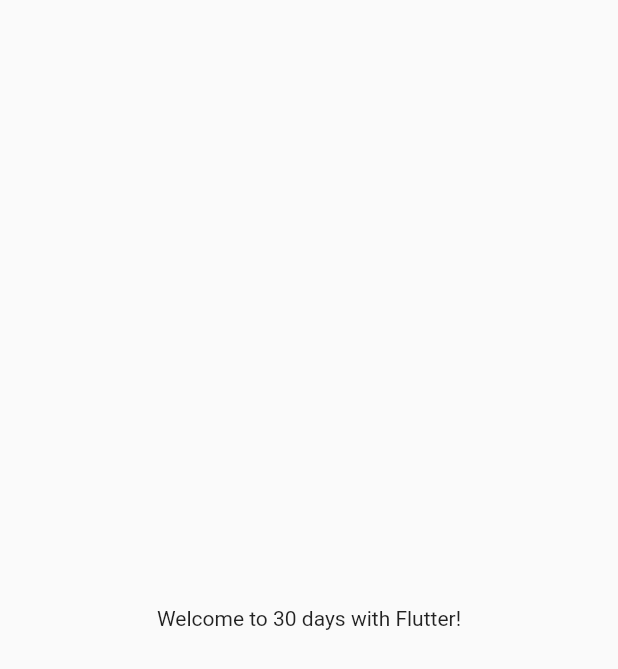
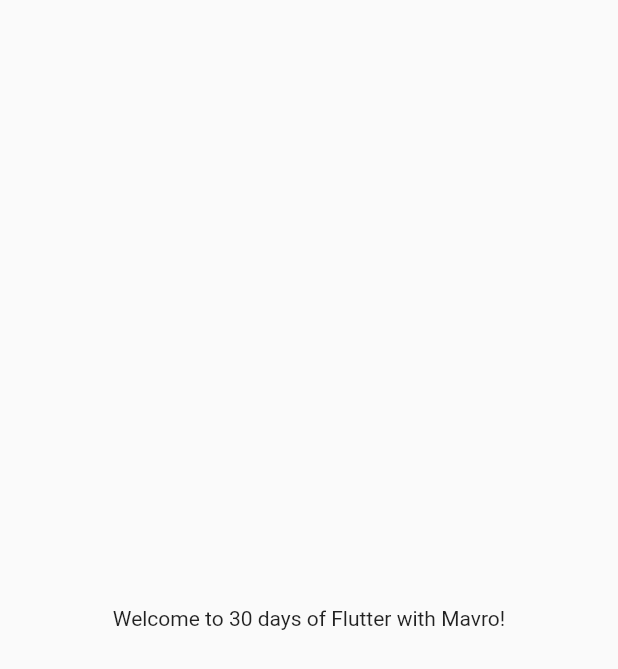
Before and after one commit to mrojasb2000/flutter_catalog_app, a Flutter app: the screen it shows after launch, on a phone screen of 412 x 824 dp. Shown: the top 669 px of the screen. Run offline on Flutter 3.47's test engine with Material 2 defaults, Android fonts, the phone set to English and light mode, and no system bars.

Commit message:
refactor: home page structure

```diff
--- a/lib/main.dart
+++ b/lib/main.dart
@@ -1,4 +1,5 @@
 import 'package:flutter/material.dart';
+import '../pages/home_page.dart';
 
 void main() {
   runApp(const MyApp());
@@ -9,16 +10,9 @@ class MyApp extends StatelessWidget {
 
   @override
   Widget build(BuildContext context) {
-    int days = 30;
-    return MaterialApp(
+    return const MaterialApp(
       debugShowCheckedModeBanner: false,
-      home: Material(
-        child: Center(
-          child: Container(
-            child: const Text("Welcome to $days days with Flutter!"),
-          ),
-        ),
-      ),
+      home: HomePage(),
     );
   }
 }
--- /dev/null
+++ b/lib/pages/home_page.dart
@@ -0,0 +1,18 @@
+import 'package:flutter/material.dart';
+
+class HomePage extends StatelessWidget {
+  const HomePage({Key? key}) : super(key: key);
+
+  @override
+  Widget build(BuildContext context) {
+    int days = 30;
+    String name = 'Mavro';
+    return Material(
+      child: Center(
+        child: Container(
+          child: Text('Welcome to ${days} days of Flutter with $name!'),
+        ),
+      ),
+    );
+  }
+}
```
